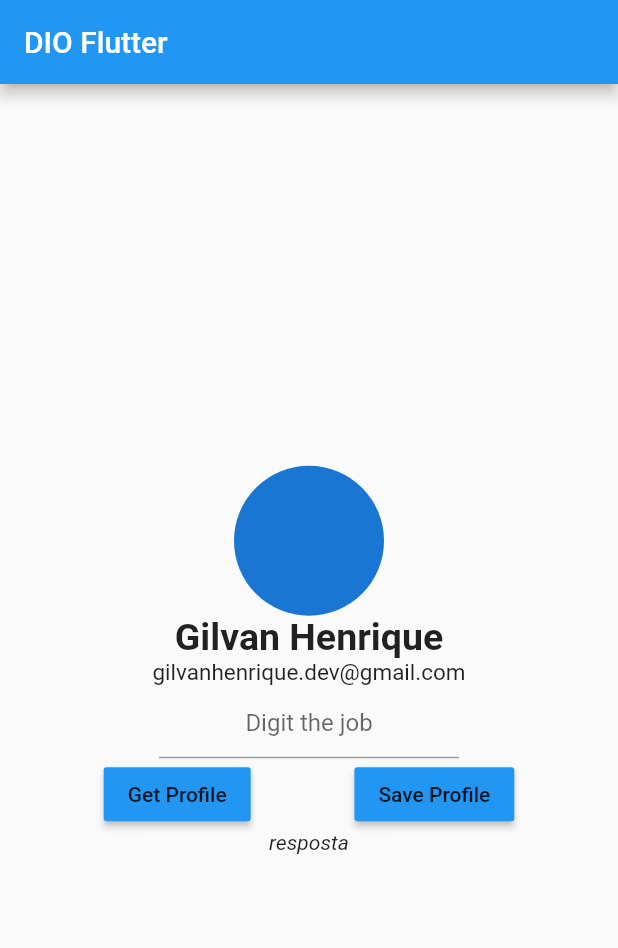
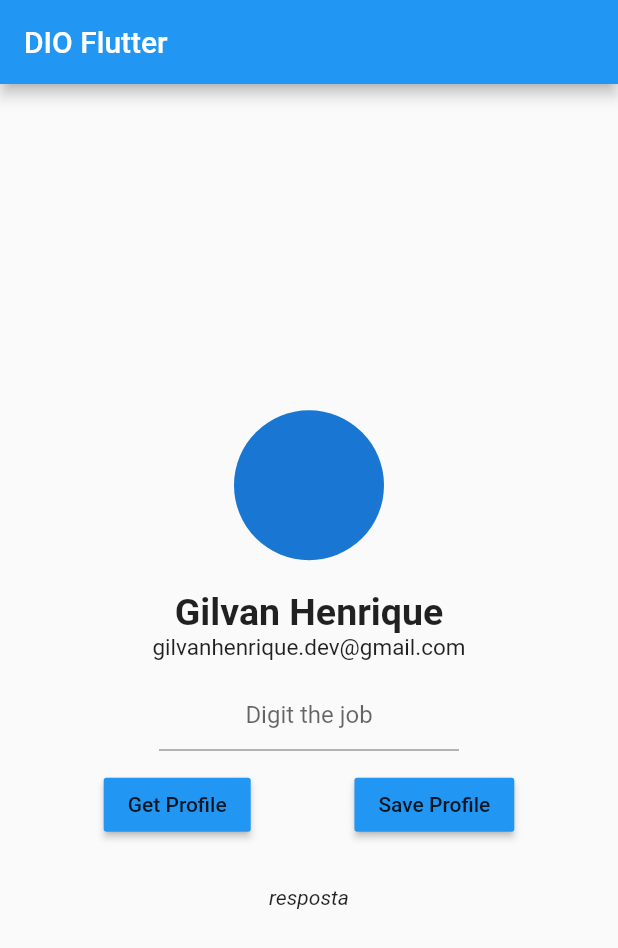
Before and after one commit to gilvanhenriqued/dio_flutter, a Flutter app: the screen it shows after launch, on a phone screen of 412 x 824 dp. Shown: the top 948 px of the screen. Run offline on Flutter 3.47's test engine with Material 2 defaults, Android fonts, the phone set to English and light mode, and no system bars; our stand-ins replace dio.

Commit message:
puting margin among elements

```diff
--- a/lib/main.dart
+++ b/lib/main.dart
@@ -33,14 +33,6 @@ class MyHomePage extends StatefulWidget {
 
 class _MyHomePageState extends State<MyHomePage> {
 
-  int _counter = 0;
-
-  void _incrementCounter() {
-    setState(() {
-      _counter++;
-    });
-  }
-
   @override
   Widget build(BuildContext context) {
     return Scaffold(
@@ -55,6 +47,7 @@ class _MyHomePageState extends State<MyHomePage> {
               Container(
                 height: 100,
                 width: 100,
+                margin: EdgeInsets.fromLTRB(0,0,0,20),
                 child: CircleAvatar(
                   backgroundImage: null,
                 ),
@@ -74,6 +67,7 @@ class _MyHomePageState extends State<MyHomePage> {
               ),
               Container(
                 width: 200,
+                margin: EdgeInsets.all(12),
                 child: TextField(
                   textAlign: TextAlign.center,
                   decoration: InputDecoration(
@@ -81,7 +75,9 @@ class _MyHomePageState extends State<MyHomePage> {
                   ),
                 ),
               ),
-              Row(
+              Container(
+                margin: EdgeInsets.fromLTRB(0,0,0,30),
+                child: Row(
                   mainAxisAlignment: MainAxisAlignment.spaceEvenly,
                   children: <Widget>[
                     RaisedButton(
@@ -96,6 +92,7 @@ class _MyHomePageState extends State<MyHomePage> {
                     ),
                   ],
                 ),
+              ),
               Text(
                 'resposta',
                 style: TextStyle(
```
Lines whose indentation alone changed are shown as unchanged.
